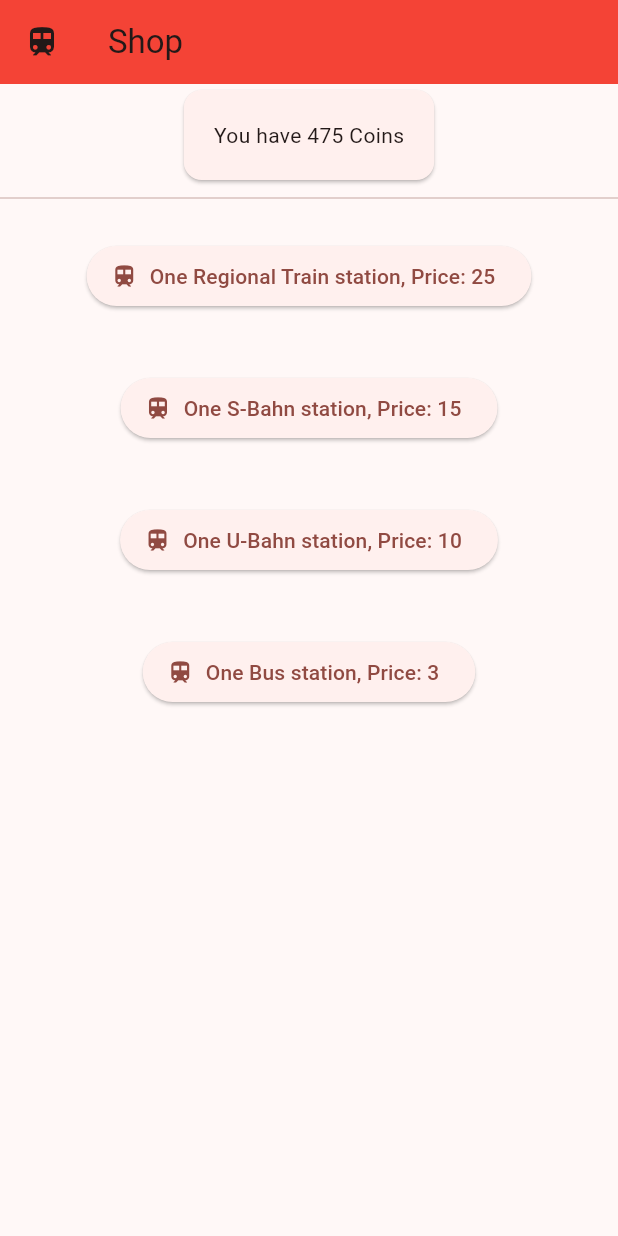
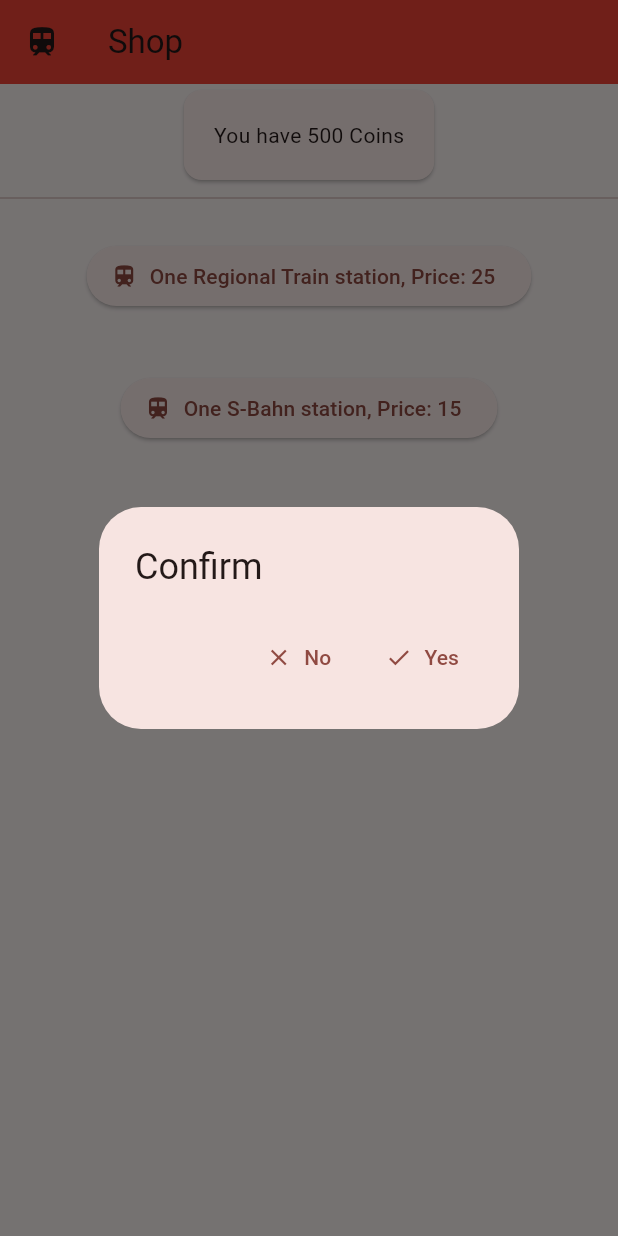
Before and after one commit to velix2/tag_lag, a Flutter app: the ShopPage screen opened directly, after a tap on an icon or button, on a phone screen of 412 x 824 dp. Run offline on Flutter 3.47's test engine with Material 2 defaults, Android fonts, the phone set to English and light mode, and no system bars.

Commit message:
added buying confirmation

```diff
--- a/lib/shop_page.dart
+++ b/lib/shop_page.dart
@@ -63,9 +63,31 @@ class _ShopPageState extends State<ShopPage> {
                     medium: medium["name"],
                     mediumIcon: const Icon(Icons.train),
                     onPressed: () {
-                      setState(() {
-                        appState.buy(medium["cost"]);
-                      });
+                      showDialog(
+                        context: context,
+                        builder: (BuildContext context) => AlertDialog(
+                          title: Text("Confirm"),
+                          actions: [
+                            TextButton.icon(
+                              onPressed: () {
+                                Navigator.pop(context);
+                              },
+                              icon: const Icon(Icons.close),
+                              label: const Text("No")
+                            ),
+                            TextButton.icon(
+                              onPressed: () {
+                                Navigator.pop(context);
+                                setState(() {
+                                  appState.buy(medium["cost"]);
+                                 });
+                              },
+                              icon: const Icon(Icons.check),
+                              label: const Text("Yes")
+                            )
+                          ],
+                        )
+                      );
                     },
                     enabled: (appState.coinBalance - medium["cost"]).isNegative?
                       false:
```
